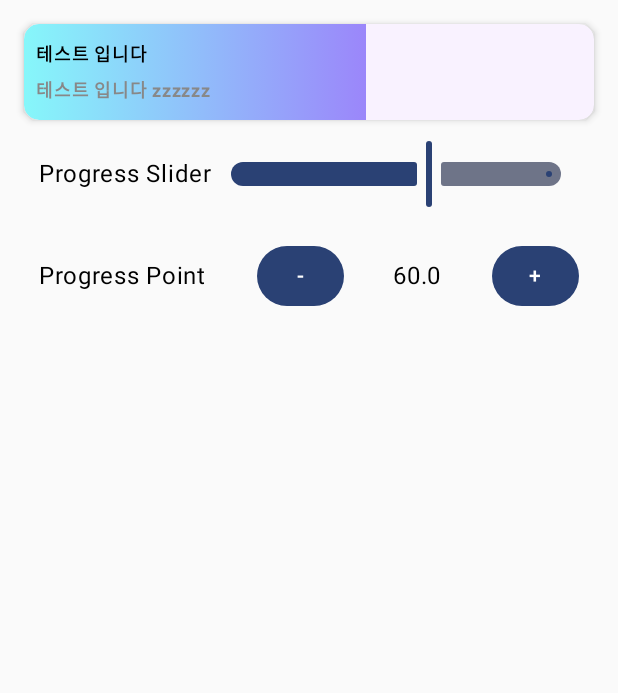
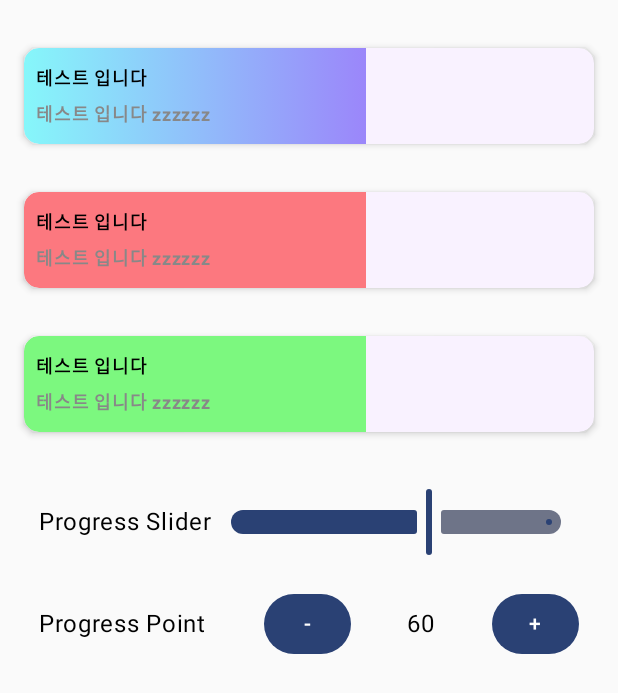
Before and after one commit to Hyuck9/ComposeProgressItem, an Android app built with Jetpack Compose: the screen it shows after launch (MainActivity), on a phone screen of 412 x 824 dp. Shown: the top 693 px of the screen. Run offline under Robolectric (Android 15) with nearby library versions, the phone set to English and light mode, and no system bars.

Commit message:
o Sample Progress 추가

```diff
--- a/app/src/main/java/io/github/hyuck9/progressitem/sample/ui/view/SampleScreen.kt
+++ b/app/src/main/java/io/github/hyuck9/progressitem/sample/ui/view/SampleScreen.kt
@@ -17,6 +17,7 @@ import androidx.compose.ui.unit.dp
 import androidx.compose.ui.unit.sp
 import io.github.hyuck9.progressitem.ProgressItem
 import io.github.hyuck9.progressitem.sample.ui.view.component.SampleControl
+import kotlin.math.roundToInt
 
 @Composable
 fun SampleScreen(
@@ -32,6 +33,7 @@ fun SampleScreen(
     ) {
         ProgressItem(
             modifier = Modifier
+                .padding(vertical = 16.dp)
                 .fillMaxWidth()
                 .shadow(elevation = 3.dp, shape = RoundedCornerShape(10.dp))
                 .clip(RoundedCornerShape(10.dp))
@@ -42,7 +44,65 @@ fun SampleScreen(
                     Color(0xff9b86fa)
                 )
             ),
-            percent = progress
+            percent = progress,
+        ) {
+            Column(
+                modifier = Modifier
+                    .fillMaxWidth()
+                    .padding(8.dp)
+            ) {
+                Text(
+                    text = "테스트 입니다",
+                    fontSize = 12.sp,
+                    fontWeight = FontWeight.Bold
+                )
+                Text(
+                    text = "테스트 입니다 zzzzzz",
+                    fontSize = 12.sp,
+                    fontWeight = FontWeight.Bold,
+                    color = Color.Gray
+                )
+            }
+        }
+
+        ProgressItem(
+            modifier = Modifier
+                .padding(vertical = 16.dp)
+                .fillMaxWidth()
+                .shadow(elevation = 3.dp, shape = RoundedCornerShape(10.dp))
+                .clip(RoundedCornerShape(10.dp))
+                .background(Color(0xfff9f2ff)),
+            color = Color.Red.copy(0.5f),
+            percent = progress,
+        ) {
+            Column(
+                modifier = Modifier
+                    .fillMaxWidth()
+                    .padding(8.dp)
+            ) {
+                Text(
+                    text = "테스트 입니다",
+                    fontSize = 12.sp,
+                    fontWeight = FontWeight.Bold
+                )
+                Text(
+                    text = "테스트 입니다 zzzzzz",
+                    fontSize = 12.sp,
+                    fontWeight = FontWeight.Bold,
+                    color = Color.Gray
+                )
+            }
+        }
+
+        ProgressItem(
+            modifier = Modifier
+                .padding(vertical = 16.dp)
+                .fillMaxWidth()
+                .shadow(elevation = 3.dp, shape = RoundedCornerShape(10.dp))
+                .clip(RoundedCornerShape(10.dp))
+                .background(Color(0xfff9f2ff)),
+            progressModifier = Modifier.background(Color.Green.copy(0.5f)),
+            percent = progress,
         ) {
             Column(
                 modifier = Modifier
@@ -64,7 +124,7 @@ fun SampleScreen(
         }
 
 
-        Spacer(modifier = Modifier.height(2.dp))
+        Spacer(modifier = Modifier.height(10.dp))
 
         SampleControl("Progress Slider") {
             Slider(
@@ -81,7 +141,7 @@ fun SampleScreen(
                 Text("-")
             }
 
-            Text(text = "$progress")
+            Text(text = "${progress.roundToInt()}")
 
             Button(onClick = { if (progress < 100) progress++ }) {
                 Text("+")
```
